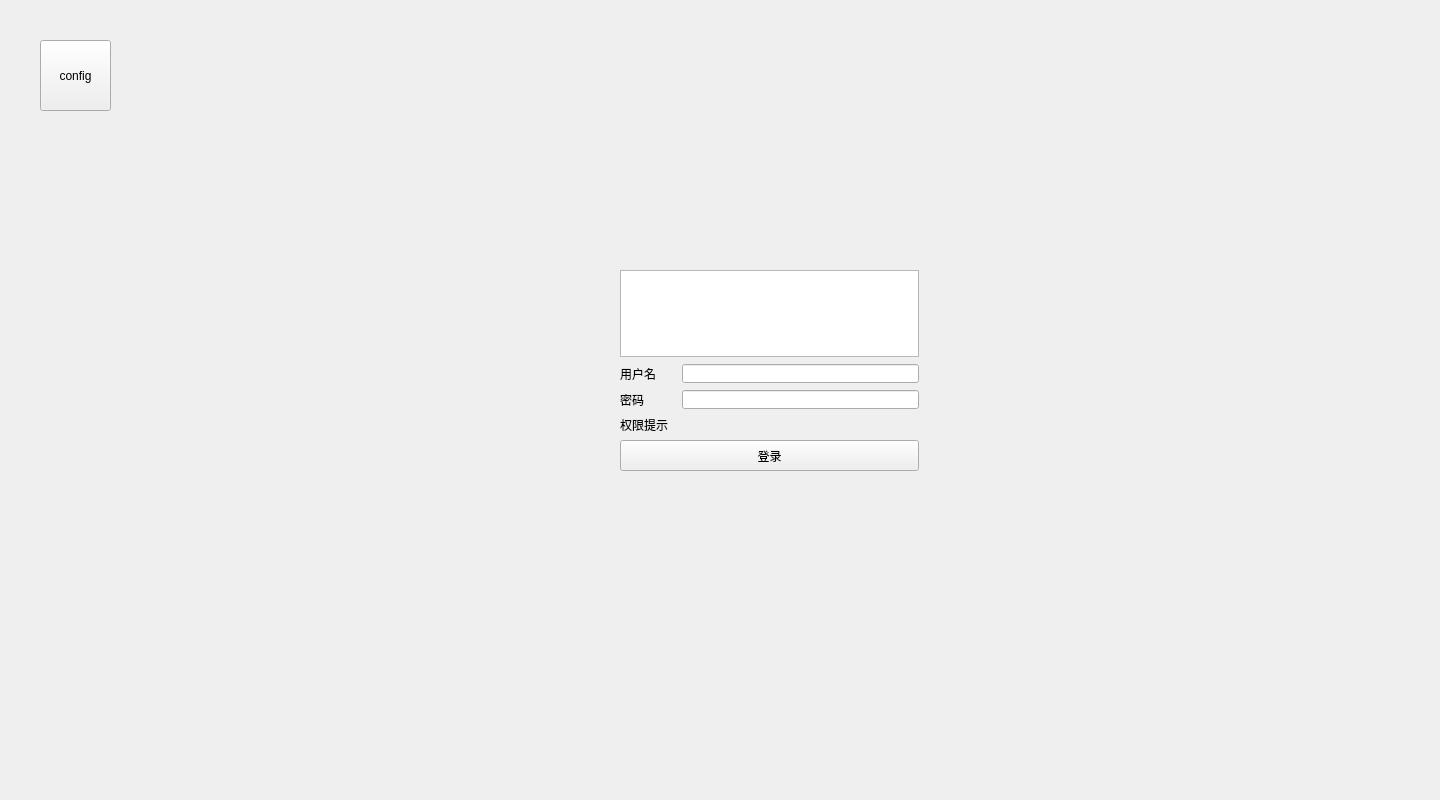
Old version of the form src/ui/userManager.ui in the repository fantasy-mark/Summer.
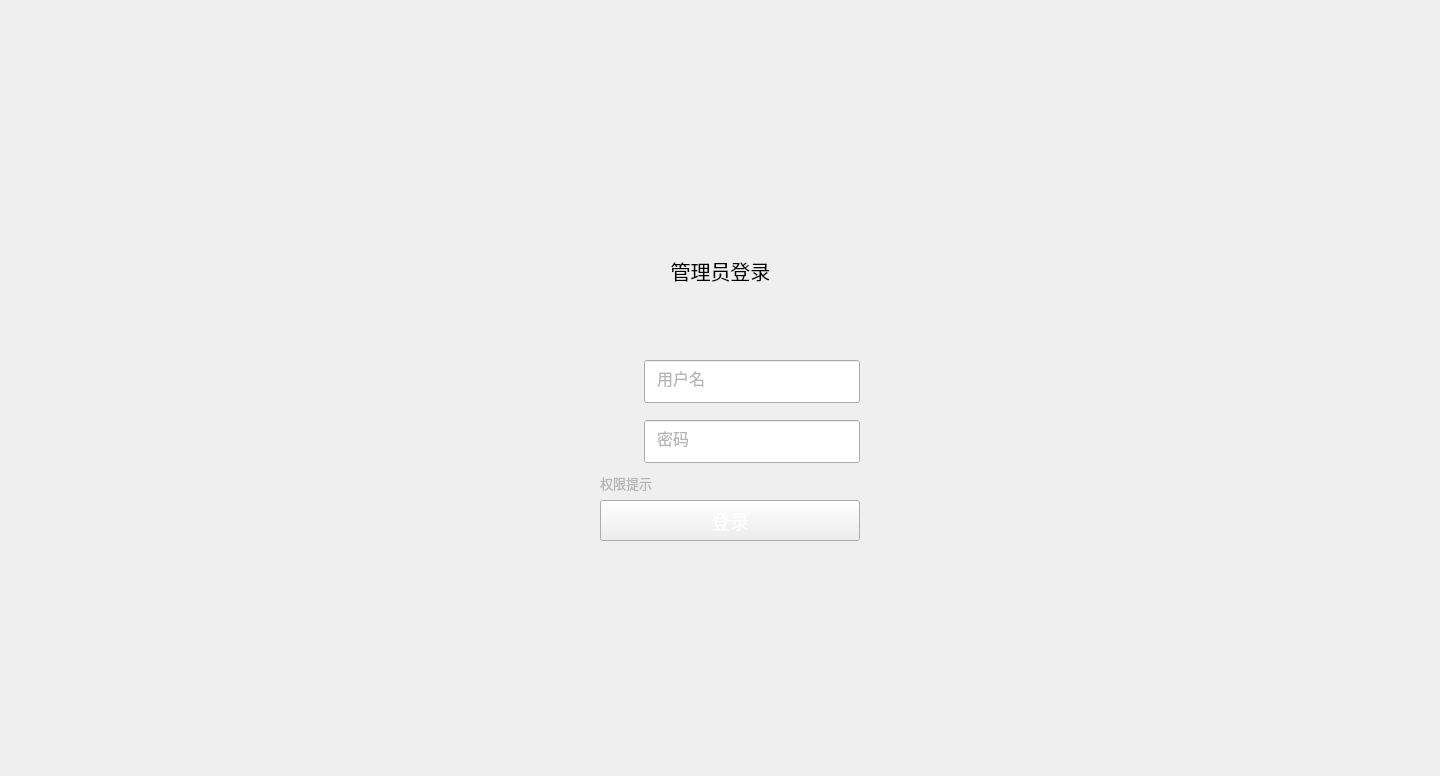
New version of the form. Icons and pictures are not drawn.

Patch:
```diff
--- a/src/ui/userManager.ui
+++ b/src/ui/userManager.ui
@@ -7,80 +7,157 @@
     <x>0</x>
     <y>0</y>
     <width>1440</width>
-    <height>800</height>
+    <height>776</height>
    </rect>
   </property>
   <property name="windowTitle">
    <string>Form</string>
   </property>
-  <widget class="QLabel" name="label_64">
+  <widget class="QWidget" name="widget" native="true">
    <property name="geometry">
     <rect>
-     <x>620</x>
-     <y>390</y>
-     <width>55</width>
-     <height>19</height>
+     <x>605</x>
+     <y>90</y>
+     <width>230</width>
+     <height>97</height>
     </rect>
+   </property>
+   <property name="contextMenuPolicy">
+    <enum>Qt::DefaultContextMenu</enum>
+   </property>
+   <property name="styleSheet">
+    <string notr="true">background-image: url(:/stylePic/picture/userManager/8-logo2.png);</string>
+   </property>
+  </widget>
+  <widget class="QWidget" name="widget_2" native="true">
+   <property name="geometry">
+    <rect>
+     <x>549</x>
+     <y>240</y>
+     <width>375</width>
+     <height>373</height>
+    </rect>
+   </property>
+   <property name="styleSheet">
+    <string notr="true">border-image: url(:/stylePic/picture/userManager/7.png);</string>
+   </property>
+   <widget class="QWidget" name="widget_3" native="true">
+    <property name="geometry">
+     <rect>
+      <x>50</x>
+      <y>120</y>
+      <width>43</width>
+      <height>43</height>
+     </rect>
+    </property>
+    <property name="styleSheet">
+     <string notr="true">border-image: url(:/stylePic/picture/userManager/2.png);</string>
+    </property>
+   </widget>
+   <widget class="QWidget" name="widget_4" native="true">
+    <property name="geometry">
+     <rect>
+      <x>50</x>
+      <y>180</y>
+      <width>43</width>
+      <height>43</height>
+     </rect>
+    </property>
+    <property name="styleSheet">
+     <string notr="true">border-image: url(:/stylePic/picture/userManager/3.png);</string>
+    </property>
+   </widget>
+  </widget>
+  <widget class="QLabel" name="label">
+   <property name="geometry">
+    <rect>
+     <x>650</x>
+     <y>250</y>
+     <width>141</width>
+     <height>41</height>
+    </rect>
+   </property>
+   <property name="font">
+    <font>
+     <family>微软雅黑</family>
+     <pointsize>15</pointsize>
+    </font>
    </property>
    <property name="text">
-    <string>密码</string>
+    <string>管理员登录</string>
    </property>
-  </widget>
-  <widget class="QLineEdit" name="lineEdit_44">
-   <property name="geometry">
-    <rect>
-     <x>682</x>
-     <y>390</y>
-     <width>237</width>
-     <height>19</height>
-    </rect>
+   <property name="alignment">
+    <set>Qt::AlignCenter</set>
    </property>
   </widget>
-  <widget class="QLineEdit" name="lineEdit_35">
-   <property name="geometry">
-    <rect>
-     <x>682</x>
-     <y>364</y>
-     <width>237</width>
-     <height>19</height>
-    </rect>
+  <widget class="QLineEdit" name="lineEdit">
+   <property name="enabled">
+    <bool>true</bool>
    </property>
-  </widget>
-  <widget class="QLabel" name="label_63">
    <property name="geometry">
     <rect>
-     <x>620</x>
-     <y>364</y>
-     <width>55</width>
-     <height>19</height>
+     <x>644</x>
+     <y>360</y>
+     <width>216</width>
+     <height>43</height>
     </rect>
    </property>
+   <property name="font">
+    <font>
+     <pointsize>12</pointsize>
+    </font>
+   </property>
+   <property name="styleSheet">
+    <string notr="true">color: rgb(180, 180, 180);
+padding-left: 10px;</string>
+   </property>
    <property name="text">
     <string>用户名</string>
    </property>
   </widget>
-  <widget class="QGraphicsView" name="graphicsView_4">
+  <widget class="QLineEdit" name="lineEdit_2">
+   <property name="enabled">
+    <bool>true</bool>
+   </property>
    <property name="geometry">
     <rect>
-     <x>620</x>
-     <y>270</y>
-     <width>299</width>
-     <height>87</height>
+     <x>644</x>
+     <y>420</y>
+     <width>216</width>
+     <height>43</height>
     </rect>
    </property>
+   <property name="font">
+    <font>
+     <pointsize>12</pointsize>
+    </font>
+   </property>
    <property name="styleSheet">
-    <string notr="true">border-image: url(:/res/picture/20180627165836.jpg);</string>
+    <string notr="true">color: rgb(180, 180, 180);
+padding-left: 10px;</string>
+   </property>
+   <property name="text">
+    <string>密码</string>
    </property>
   </widget>
   <widget class="QLabel" name="label_65">
    <property name="geometry">
     <rect>
-     <x>620</x>
-     <y>416</y>
-     <width>299</width>
-     <height>17</height>
+     <x>600</x>
+     <y>470</y>
+     <width>261</width>
+     <height>26</height>
     </rect>
    </property>
+   <property name="font">
+    <font>
+     <family>微软雅黑</family>
+     <pointsize>10</pointsize>
+    </font>
+   </property>
+   <property name="styleSheet">
+    <string notr="true">color: rgb(180, 180, 180);</string>
+   </property>
    <property name="text">
     <string>权限提示</string>
    </property>
@@ -88,29 +165,32 @@
   <widget class="QPushButton" name="pushButton_10">
    <property name="geometry">
     <rect>
-     <x>620</x>
-     <y>440</y>
-     <width>299</width>
-     <height>31</height>
+     <x>600</x>
+     <y>500</y>
+     <width>260</width>
+     <height>41</height>
     </rect>
    </property>
+   <property name="font">
+    <font>
+     <pointsize>14</pointsize>
+    </font>
+   </property>
+   <property name="styleSheet">
+    <string notr="true">background-image: url(:/stylePic/picture/userManager/6.png);
+color: rgb(255, 255, 255);</string>
+   </property>
    <property name="text">
     <string>登录</string>
    </property>
   </widget>
-  <widget class="QPushButton" name="pushButton">
-   <property name="geometry">
-    <rect>
-     <x>40</x>
-     <y>40</y>
-     <width>71</width>
-     <height>71</height>
-    </rect>
-   </property>
-   <property name="text">
-    <string>config</string>
-   </property>
-  </widget>
+  <zorder>widget_2</zorder>
+  <zorder>widget</zorder>
+  <zorder>label</zorder>
+  <zorder>lineEdit</zorder>
+  <zorder>lineEdit_2</zorder>
+  <zorder>label_2</zorder>
+  <zorder>pushButton_2</zorder>
  </widget>
  <resources/>
  <connections/>
```
Left out of the diff: 8 changed lines with no effect on the pictures.
